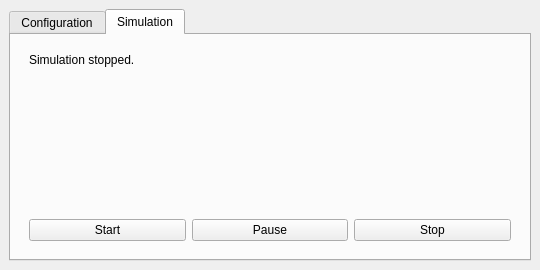
Old version of the form src/applicationwindow.ui in the repository RoopeSavolainen/SwarmSimulator.
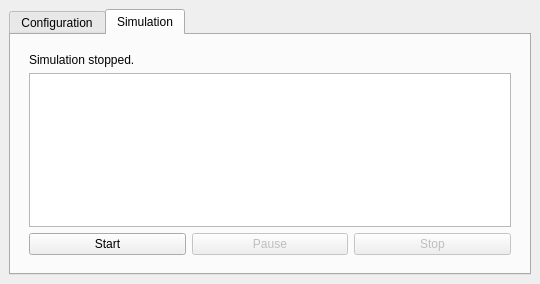
New version of the form. The open tabs and pages were chosen to show the change.

Diff of the .ui file:
```diff
--- a/src/applicationwindow.ui
+++ b/src/applicationwindow.ui
@@ -7,7 +7,7 @@
     <x>0</x>
     <y>0</y>
     <width>540</width>
-    <height>270</height>
+    <height>284</height>
    </rect>
   </property>
   <property name="sizePolicy">
@@ -253,14 +253,7 @@
             </widget>
            </item>
            <item>
-            <widget class="QWidget" name="simulation_canvas" native="true">
-             <property name="sizePolicy">
-              <sizepolicy hsizetype="Preferred" vsizetype="MinimumExpanding">
-               <horstretch>0</horstretch>
-               <verstretch>0</verstretch>
-              </sizepolicy>
-             </property>
-            </widget>
+            <widget class="QGraphicsView" name="simulation_canvas"/>
            </item>
            <item>
             <layout class="QHBoxLayout" name="horizontalLayout_2">
@@ -273,6 +266,9 @@
              </item>
              <item>
               <widget class="QPushButton" name="btn_pause">
+               <property name="enabled">
+                <bool>false</bool>
+               </property>
                <property name="text">
                 <string>Pause</string>
                </property>
@@ -280,6 +276,9 @@
              </item>
              <item>
               <widget class="QPushButton" name="btn_stop">
+               <property name="enabled">
+                <bool>false</bool>
+               </property>
                <property name="sizePolicy">
                 <sizepolicy hsizetype="Minimum" vsizetype="Fixed">
                  <horstretch>0</horstretch>
```
Left out of the diff: 30 changed lines with no effect on the pictures.
